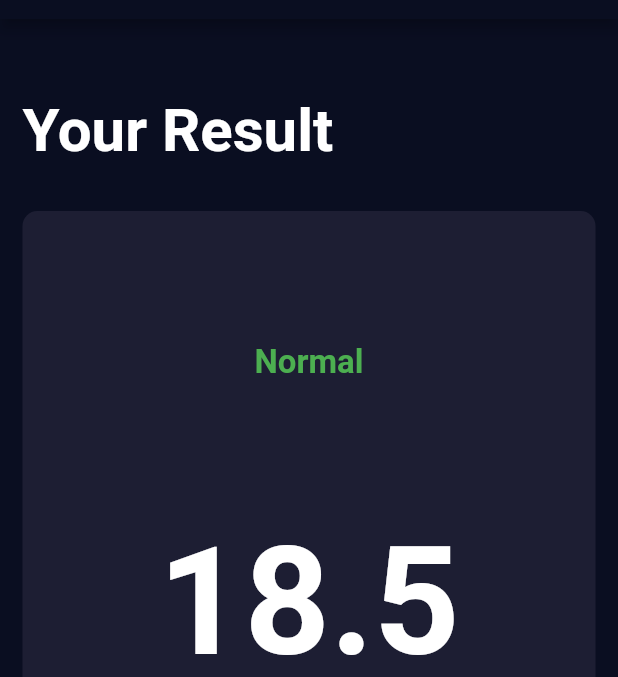
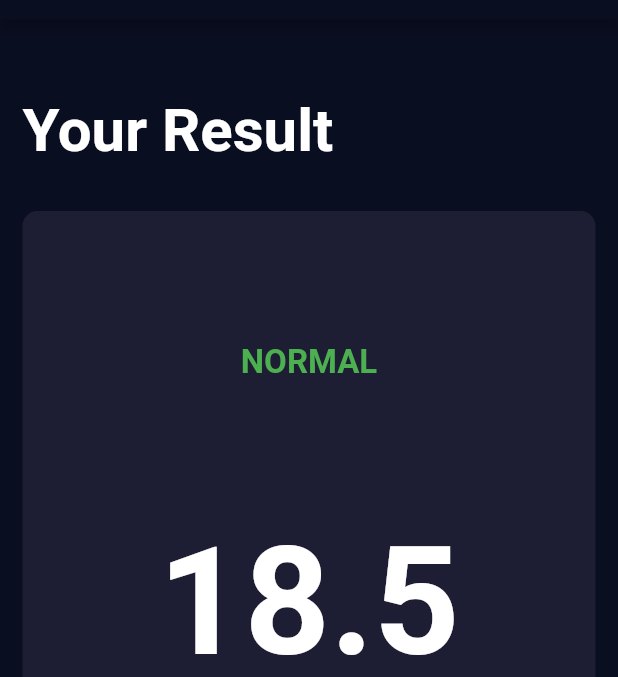
Before and after one commit to jakansha2001/flutter_course_projects, a Flutter app: the screen it shows after launch, after a tap on "CALCULATE", on a phone screen of 412 x 824 dp, the part 65-742 px from its top. Run offline on Flutter 3.47's test engine with Material 2 defaults, Android fonts, the phone set to English and light mode, and no system bars; our stand-ins replace audioplayers, font_awesome_flutter, google_fonts.

Commit message:
updated results page

```diff
--- a/bmi_calculator/lib/results_page.dart
+++ b/bmi_calculator/lib/results_page.dart
@@ -44,7 +44,7 @@ class ResultsPage extends StatelessWidget {
                 crossAxisAlignment: CrossAxisAlignment.center,
                 children: [
                   Text(
-                    result.keys.first,
+                    result.keys.first.toUpperCase(),
                     style: TextStyle(
                       // color: Color(0xFF24D876),
                       color: result[result.keys.first],
```
